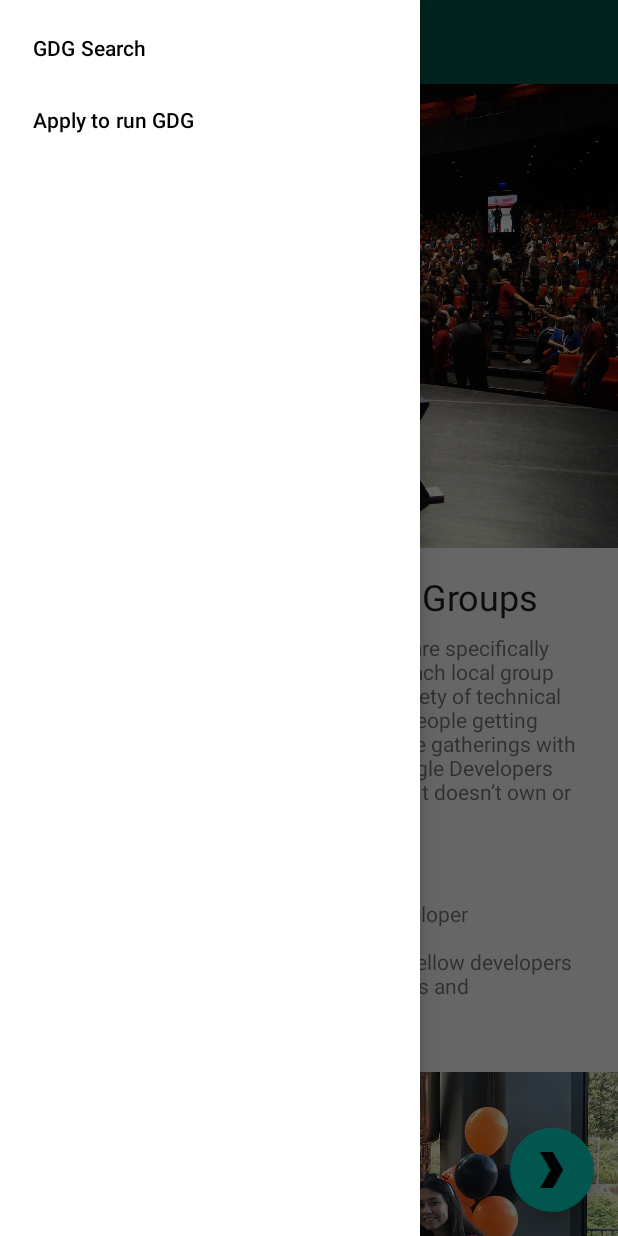
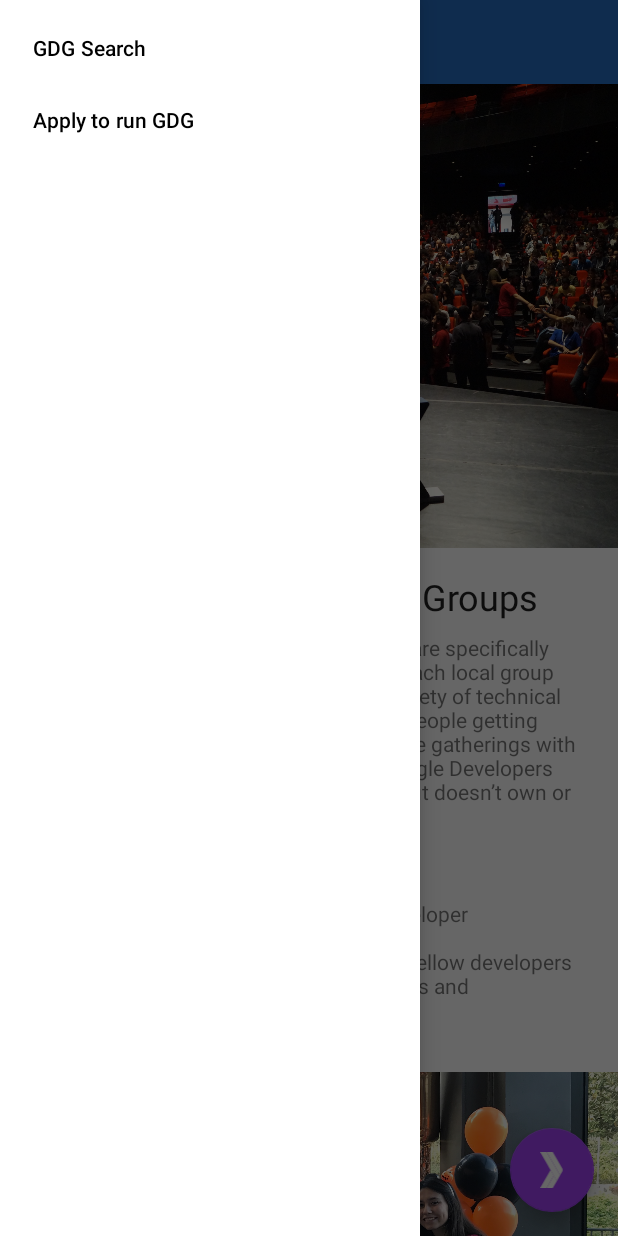
Before and after one commit to abubaker-cs/GDGFinder-codelabs, an Android app: the screen it shows after launch (MainActivity), with the side drawer open, on a phone screen of 412 x 824 dp. Run offline under Robolectric (Android 15) with nearby library versions, the phone set to English and light mode, and no system bars; our stand-ins replace data binding, navigation-ui; Roboto replaces fonts that are not available here.

Commit message:
Implemented Colors

```diff
--- a/app/src/main/res/values/colors.xml
+++ b/app/src/main/res/values/colors.xml
@@ -18,4 +18,13 @@
   <color name="colorPrimary">#008577</color>
   <color name="colorPrimaryDark">#00574B</color>
   <color name="colorAccent">#D81B60</color>
+
+  <color name="primaryColor">#669df6</color>
+  <color name="primaryLightColor">#9cceff</color>
+  <color name="primaryDarkColor">#266fc3</color>
+  <color name="secondaryColor">#a142f4</color>
+  <color name="secondaryLightColor">#d774ff</color>
+  <color name="secondaryDarkColor">#6b00c0</color>
+  <color name="primaryTextColor">#000000</color>
+  <color name="secondaryTextColor">#ffffff</color>
 </resources>
--- a/app/src/main/res/values/styles.xml
+++ b/app/src/main/res/values/styles.xml
@@ -17,14 +17,25 @@
 <resources>
 
     <!-- Base application theme. -->
+
+    <!-- Customize your theme here. -->
+
+    <!--
+    <item name="colorPrimary">@color/colorPrimary</item>
+    <item name="colorPrimaryDark">@color/colorPrimaryDark</item>
+    -->
     <style name="AppTheme" parent="Theme.MaterialComponents.Light.NoActionBar">
-        <!-- Customize your theme here. -->
         <item name="android:fontFamily">@font/lobster_two</item>
         <item name="fontFamily">@font/lobster_two</item>
-        <item name="colorPrimary">@color/colorPrimary</item>
-        <item name="colorPrimaryDark">@color/colorPrimaryDark</item>
         <item name="colorAccent">@color/colorAccent</item>
         <item name="textAppearanceHeadline6">@style/TextAppearance.CustomHeadline6</item>
+        <item name="colorPrimary">@color/primaryColor</item>
+        <item name="colorPrimaryDark">@color/primaryDarkColor</item>
+        <item name="colorPrimaryVariant">@color/primaryLightColor</item>
+        <item name="colorOnPrimary">@color/primaryTextColor</item>
+        <item name="colorSecondary">@color/secondaryColor</item>
+        <item name="colorSecondaryVariant">@color/secondaryDarkColor</item>
+        <item name="colorOnSecondary">@color/secondaryTextColor</item>
     </style>
 
     <!-- CustomHeadline6 -->
```
